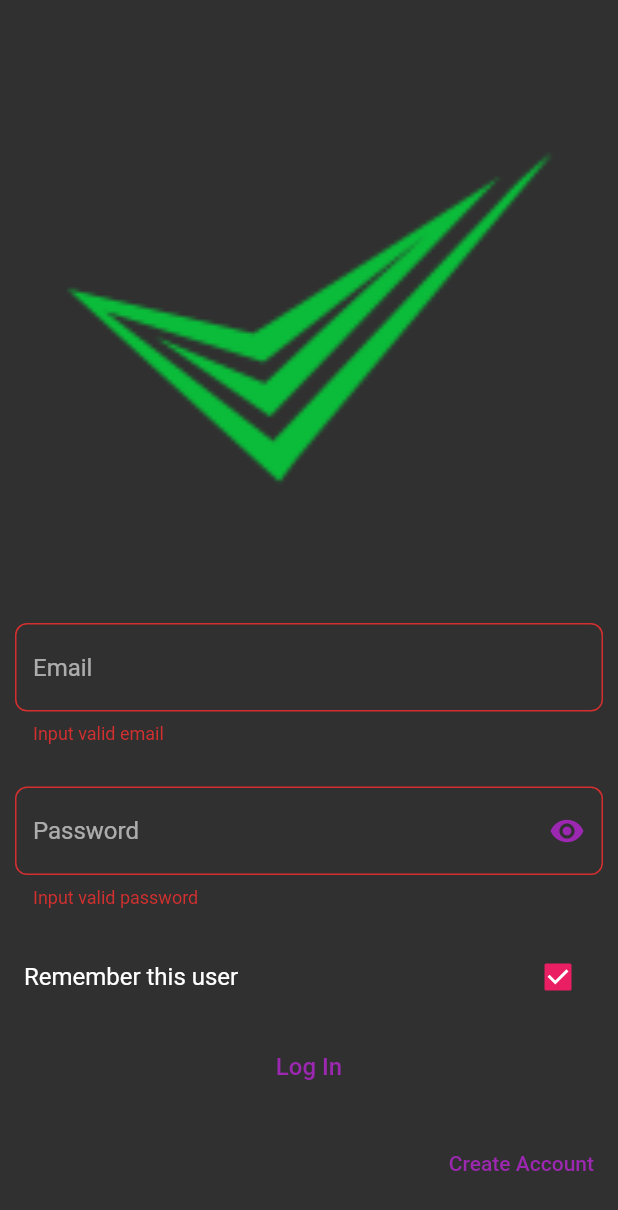
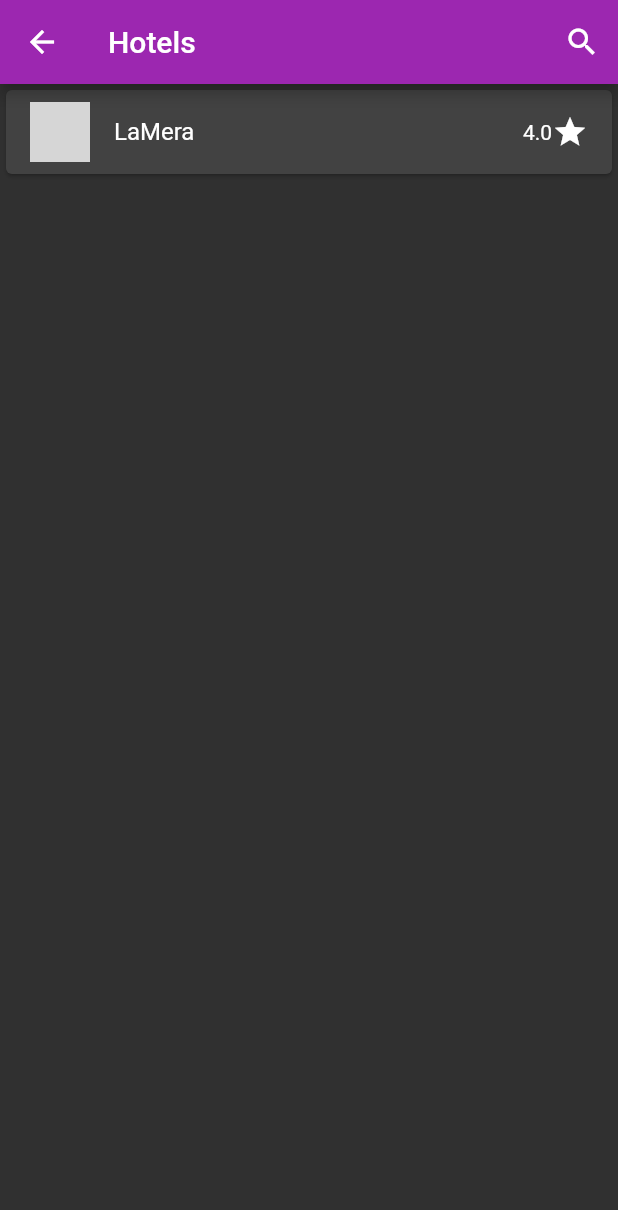
Before and after one commit to WardKhaddour/Hotels-Manager, a Flutter app: the LogInScreen screen opened by its route, after a tap on "Log In", on a phone screen of 412 x 824 dp. Shown: the top 1210 px of the screen. Run offline on Flutter 3.47's test engine with Material 2 defaults, Android fonts, the phone set to English and light mode, and no system bars; our stand-ins replace firebase_auth, firebase_core, get, shared_preferences; accounts and stored records are empty; network calls fail; Roboto replaces fonts that are missing (assets/fonts/Uchen-Regular.ttf); grey boxes are pictures that could not be loaded.

Commit message:
setting controllers and hotels home screen

```diff
--- /dev/null
+++ b/lib/controllers/auth_controller.dart
@@ -0,0 +1,26 @@
+import 'package:get/get.dart';
+import 'package:firebase_auth/firebase_auth.dart';
+
+import '../services/auth.dart';
+
+class AuthController extends GetxService {
+  final _auth = AuthService();
+  final isLoggedIn = false.obs;
+
+  @override
+  void onInit() async {
+    final _auth = FirebaseAuth.instance;
+    _auth.idTokenChanges().listen((event) {
+      isLoggedIn.value = event != null;
+      if (event == null) {
+        _auth.currentUser?.refreshToken;
+      }
+    });
+
+    super.onInit();
+  }
+
+  Future<void> login(String email, String password) async {
+    await _auth.signIn(email, password);
+  }
+}
--- /dev/null
+++ b/lib/controllers/hotels_controller.dart
@@ -0,0 +1,31 @@
+import 'package:get/get.dart';
+import '../models/hotel.dart';
+import '../models/location.dart';
+
+String url =
+    'https://encrypted-tbn0.gstatic.com/images?q=tbn:ANd9GcQO-REY6u_fZJ0EfWq9Yqm0T8qZvHe8pfwsiw&usqp=CAU';
+
+class HotelsController extends GetxController {
+  final RxList<Hotel> hotels = [
+    Hotel('LaMera', Location(21.0542, 25.454252), 500, '54445kjgjh', url, 4.0)
+  ].obs;
+
+  Future<void>? fetchHotels() async {
+    //TODO: fetch hotels from server
+  }
+
+  Future<void>? addHotel(Hotel hotel) async {
+    hotels.value.add(hotel);
+    //TODO: add the hotel to the server
+  }
+
+  List<Hotel>? search(String? searchText) {
+    if (searchText == '') return [];
+    final all = hotels.value;
+    final res = all
+        .where((element) =>
+            element.name.toLowerCase().contains(searchText!.toLowerCase()))
+        .toList();
+    return res;
+  }
+}
--- a/lib/main.dart
+++ b/lib/main.dart
@@ -1,10 +1,16 @@
 import 'package:flutter/material.dart';
+import 'package:get/get.dart';
 
 import './constants.dart';
+import './controllers/auth_controller.dart';
+import './controllers/hotels_controller.dart';
+import './screens/hotels_screen.dart';
 import './screens/login_screen.dart';
 import './screens/welcome_screen.dart';
 
 void main() {
+  Get.lazyPut(() => AuthController());
+  Get.lazyPut(() => HotelsController());
   runApp(HotelsManager());
 }
 
@@ -13,7 +19,7 @@ class HotelsManager extends StatelessWidget {
 
   @override
   Widget build(BuildContext context) {
-    return MaterialApp(
+    return GetMaterialApp(
       debugShowCheckedModeBanner: false,
       darkTheme: ThemeData(
         brightness: Brightness.dark,
@@ -35,6 +41,7 @@ class HotelsManager extends StatelessWidget {
       routes: {
         WelcomeScreen.routeName: (ctx) => WelcomeScreen(),
         LogInScreen.routeName: (ctx) => LogInScreen(),
+        HotelsScreen.routeName: (ctx) => HotelsScreen(),
       },
     );
   }
--- /dev/null
+++ b/lib/models/hotel.dart
@@ -0,0 +1,13 @@
+import './location.dart';
+
+class Hotel {
+  final String name;
+  final String id;
+  final int roomsCount;
+  final Location location;
+  final String imageUrl;
+  final double rate;
+
+  Hotel(this.name, this.location, this.roomsCount, this.id, this.imageUrl,
+      this.rate);
+}
--- /dev/null
+++ b/lib/models/location.dart
@@ -0,0 +1,6 @@
+class Location {
+  final double latitude;
+  final double longitude;
+
+  Location(this.latitude, this.longitude);
+}
--- /dev/null
+++ b/lib/screens/hotels_screen.dart
@@ -0,0 +1,55 @@
+import 'package:flutter/material.dart';
+import 'package:get/get.dart';
+import '../controllers/hotels_controller.dart';
+import '../widgets/hotel_card.dart';
+
+class HotelsScreen extends StatefulWidget {
+  static const String routeName = '/hotels-screen';
+
+  @override
+  _HotelsScreenState createState() => _HotelsScreenState();
+}
+
+class _HotelsScreenState extends State<HotelsScreen> {
+  final hotelsController = Get.find<HotelsController>();
+  bool searchMode = false;
+  String searchText = '';
+
+  @override
+  Widget build(BuildContext context) {
+    final hotels = hotelsController.hotels.value;
+    final searchHotels = hotelsController.search(searchText);
+
+    return Scaffold(
+      appBar: AppBar(
+        title: searchMode
+            ? TextField(
+                onChanged: (val) {
+                  setState(() {
+                    searchText = val;
+                  });
+                },
+              )
+            : Text('Hotels'),
+        actions: [
+          IconButton(
+            icon: Icon(searchMode ? Icons.arrow_forward : Icons.search),
+            onPressed: () {
+              setState(() {
+                searchMode = !searchMode;
+              });
+            },
+          ),
+        ],
+      ),
+      body: Container(
+        child: ListView.builder(
+          physics: NeverScrollableScrollPhysics(),
+          itemBuilder: (context, i) =>
+              HotelCard(searchMode ? searchHotels![i] : hotels[i]),
+          itemCount: searchMode ? searchHotels!.length : hotels.length,
+        ),
+      ),
+    );
+  }
+}
--- a/lib/screens/welcome_screen.dart
+++ b/lib/screens/welcome_screen.dart
@@ -1,5 +1,6 @@
 import 'package:flutter/material.dart';
 import 'package:shared_preferences/shared_preferences.dart';
+import 'package:get/get.dart';
 
 import '../screens/login_screen.dart';
 import '../services/auth.dart';
@@ -29,10 +30,10 @@ class _WelcomeScreenState extends State<WelcomeScreen> {
   void initState() {
     super.initState();
     Future.delayed(Duration(seconds: 0)).then((_) async {
-      // _isConnected = await CheckInternet.checkInternet();
-      if (!_isConnected) {
+      _isConnected = await CheckInternet.checkInternet();
+      if (_isConnected) {
         // tryAutoLogin();
-        Navigator.of(context).pushReplacementNamed(LogInScreen.routeName);
+        Get.offNamed(LogInScreen.routeName);
       } else {
         print('No internet ');
       }
--- a/lib/services/auth.dart
+++ b/lib/services/auth.dart
@@ -17,7 +17,7 @@ class AuthService {
     }
   }
 
-  Future signUp(String email, String password) async {
+  Future<UserCredential?> signUp(String email, String password) async {
     try {
       return await FirebaseAuth.instance
           .createUserWithEmailAndPassword(email: email, password: password);
@@ -37,4 +37,8 @@ class AuthService {
   Future<void> signOut() async {
     await _auth.signOut();
   }
+
+  User? get currentUser {
+    return _auth.currentUser;
+  }
 }
--- /dev/null
+++ b/lib/widgets/hotel_card.dart
@@ -0,0 +1,24 @@
+import 'package:flutter/material.dart';
+import '../models/hotel.dart';
+
+class HotelCard extends StatelessWidget {
+  final Hotel hotel;
+
+  HotelCard(this.hotel);
+  @override
+  Widget build(BuildContext context) {
+    return Card(
+      child: ListTile(
+        leading: CircleAvatar(
+          backgroundImage: NetworkImage(hotel.imageUrl),
+        ),
+        title: Text(hotel.name),
+        trailing: Row(
+          mainAxisSize: MainAxisSize.min,
+          mainAxisAlignment: MainAxisAlignment.end,
+          children: [Text(hotel.rate.toStringAsFixed(1)), Icon(Icons.star)],
+        ),
+      ),
+    );
+  }
+}
--- a/lib/widgets/login_form.dart
+++ b/lib/widgets/login_form.dart
@@ -1,7 +1,9 @@
 import 'package:flutter/material.dart';
 import 'package:shared_preferences/shared_preferences.dart';
+import 'package:get/get.dart';
 import '../constants.dart';
-import '../services/auth.dart';
+import '../controllers/auth_controller.dart';
+import '../screens/hotels_screen.dart';
 import './logo.dart';
 
 class LoginForm extends StatefulWidget {
@@ -12,6 +14,7 @@ class LoginForm extends StatefulWidget {
 }
 
 class _LoginFormState extends State<LoginForm> {
+  final _authController = Get.find<AuthController>();
   final TextEditingController _emailController = TextEditingController();
   final TextEditingController _passwordController = TextEditingController();
   final GlobalKey<FormState> _formKey = GlobalKey<FormState>();
@@ -31,8 +34,12 @@ class _LoginFormState extends State<LoginForm> {
       await pref.setString('email', _emailController.text);
       await pref.setString('password', _passwordController.text);
     }
-    AuthService? authService = AuthService();
-    await authService.signIn(_emailController.text, _passwordController.text);
+
+    await _authController
+        .login(_emailController.text, _passwordController.text)
+        .then((_) {
+      Get.offNamed(HotelsScreen.routeName);
+    });
   }
 
   @override
@@ -61,7 +68,7 @@ class _LoginFormState extends State<LoginForm> {
               validator: (email) {
                 if (email!.contains('@') &&
                     (email.contains('.com') || email.contains('.net'))) {
-                  return '';
+                  return null;
                 }
                 return 'Input valid email';
               },
--- a/pubspec.yaml
+++ b/pubspec.yaml
@@ -13,6 +13,7 @@ dependencies:
   firebase_auth: ^3.0.1
   firebase_core: ^1.4.0
   shared_preferences: ^2.0.6
+  get: ^4.1.4
 
 dev_dependencies:
   flutter_test:
```
Also changed, not shown: pubspec.lock, 1 other file.
